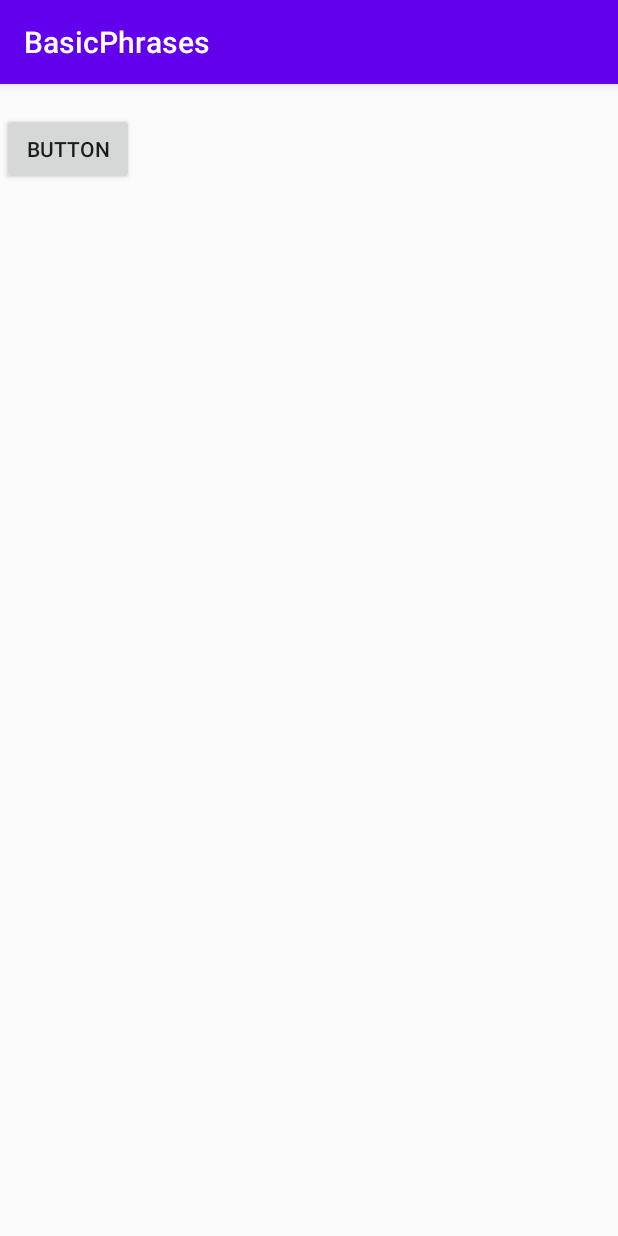
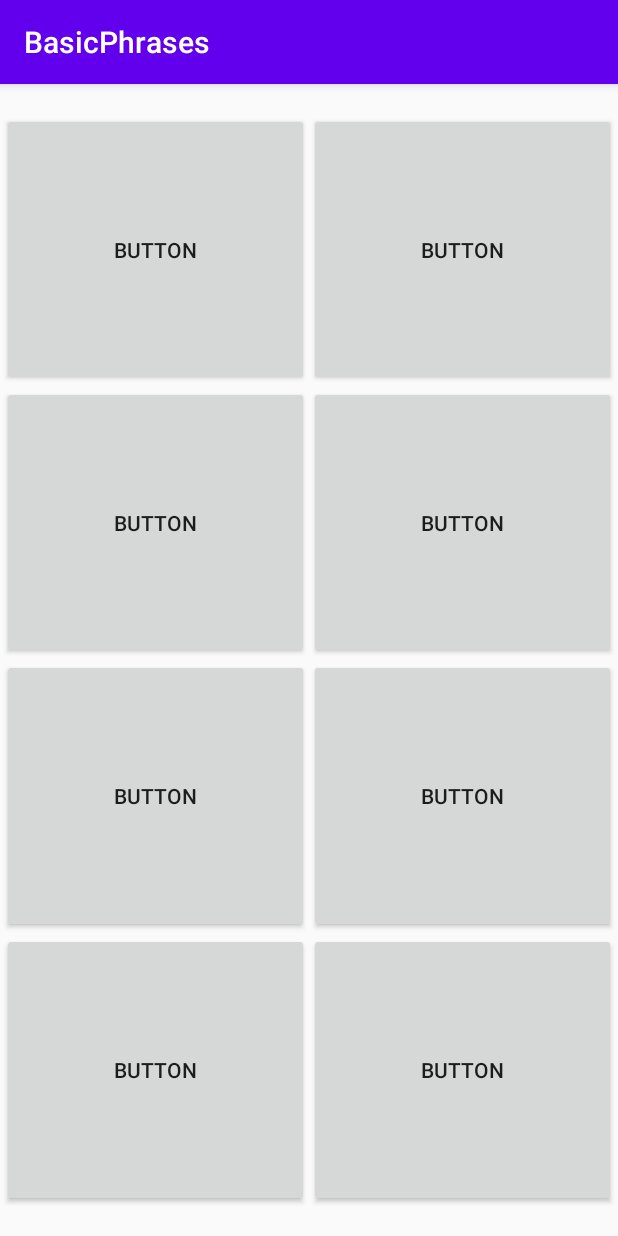
Before and after one commit to jrforbes24/androidProject, an Android app: the screen it shows after launch (MainActivity), on a phone screen of 412 x 824 dp. Run offline under Robolectric (Android 15) with nearby library versions, the phone set to English and light mode, and no system bars.

Commit message:
figured out the grid layout

```diff
--- a/BasicPhrases/app/src/main/res/layout/activity_main.xml
+++ b/BasicPhrases/app/src/main/res/layout/activity_main.xml
@@ -7,6 +7,7 @@
     tools:context=".MainActivity" >
 
     <androidx.gridlayout.widget.GridLayout
+        android:id="@+id/theGrid"
         android:layout_width="409dp"
         android:layout_height="729dp"
         android:layout_marginStart="1dp"
@@ -15,17 +16,60 @@
         android:layout_marginEnd="1dp"
         android:layout_marginRight="1dp"
         android:layout_marginBottom="1dp"
+        app:columnCount="2"
         app:layout_constraintBottom_toBottomOf="parent"
         app:layout_constraintEnd_toEndOf="parent"
         app:layout_constraintStart_toStartOf="parent"
-        app:layout_constraintTop_toTopOf="parent">
+        app:layout_constraintTop_toTopOf="parent"
+        app:rowCount="4">
 
         <Button
+            android:id="@+id/button1"
+            android:gravity="center"
+            android:text="Button"
+            app:layout_columnWeight="1"
+            app:layout_rowWeight="1" />
+        <Button
+            android:id="@+id/button2"
+            android:gravity="center"
+            android:text="Button"
+            app:layout_columnWeight="1"
+            app:layout_rowWeight="1" />
+        <Button
             android:id="@+id/button3"
-            android:layout_width="wrap_content"
-            android:layout_height="wrap_content"
+            android:gravity="center"
             android:text="Button"
-            app:layout_column="0"
-            app:layout_row="0" />
+            app:layout_columnWeight="1"
+            app:layout_rowWeight="1" />
+        <Button
+            android:id="@+id/button4"
+            android:gravity="center"
+            android:text="Button"
+            app:layout_columnWeight="1"
+            app:layout_rowWeight="1" />
+        <Button
+            android:id="@+id/button5"
+            android:gravity="center"
+            android:text="Button"
+            app:layout_columnWeight="1"
+            app:layout_rowWeight="1" />
+        <Button
+            android:id="@+id/button6"
+            android:gravity="center"
+            android:text="Button"
+            app:layout_columnWeight="1"
+            app:layout_rowWeight="1" />
+        <Button
+            android:id="@+id/button7"
+            android:gravity="center"
+            android:text="Button"
+            app:layout_columnWeight="1"
+            app:layout_rowWeight="1" />
+        <Button
+            android:id="@+id/button8"
+            android:gravity="center"
+            android:text="Button"
+            app:layout_columnWeight="1"
+            app:layout_rowWeight="1" />
     </androidx.gridlayout.widget.GridLayout>
 </androidx.constraintlayout.widget.ConstraintLayout>
```
